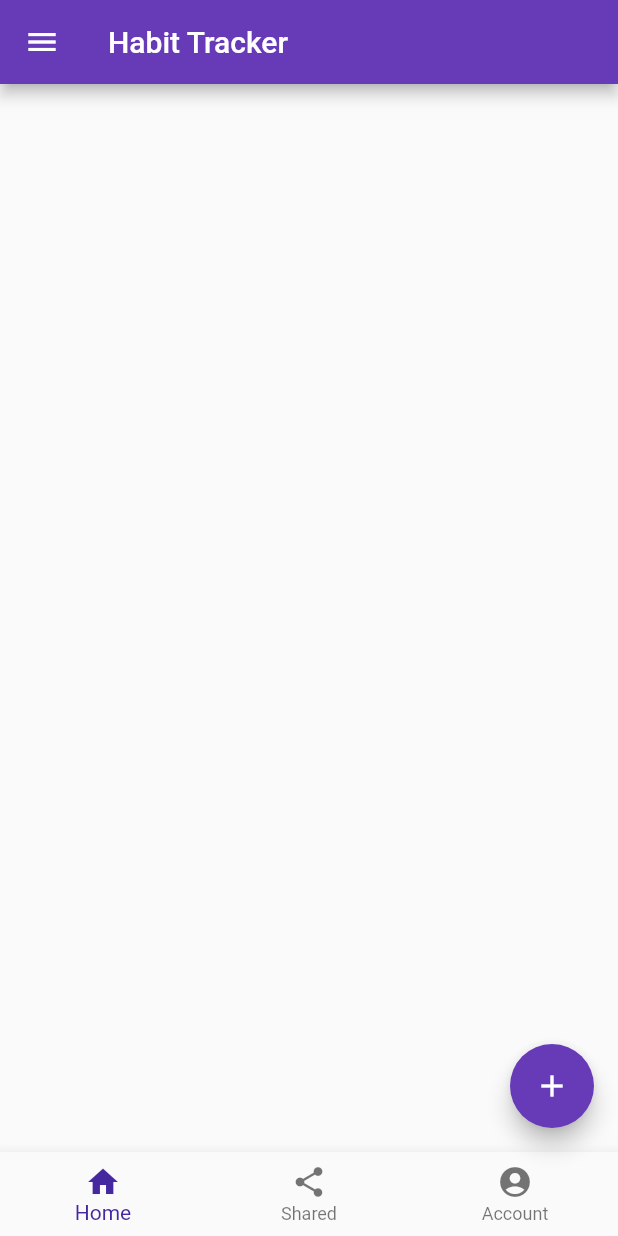
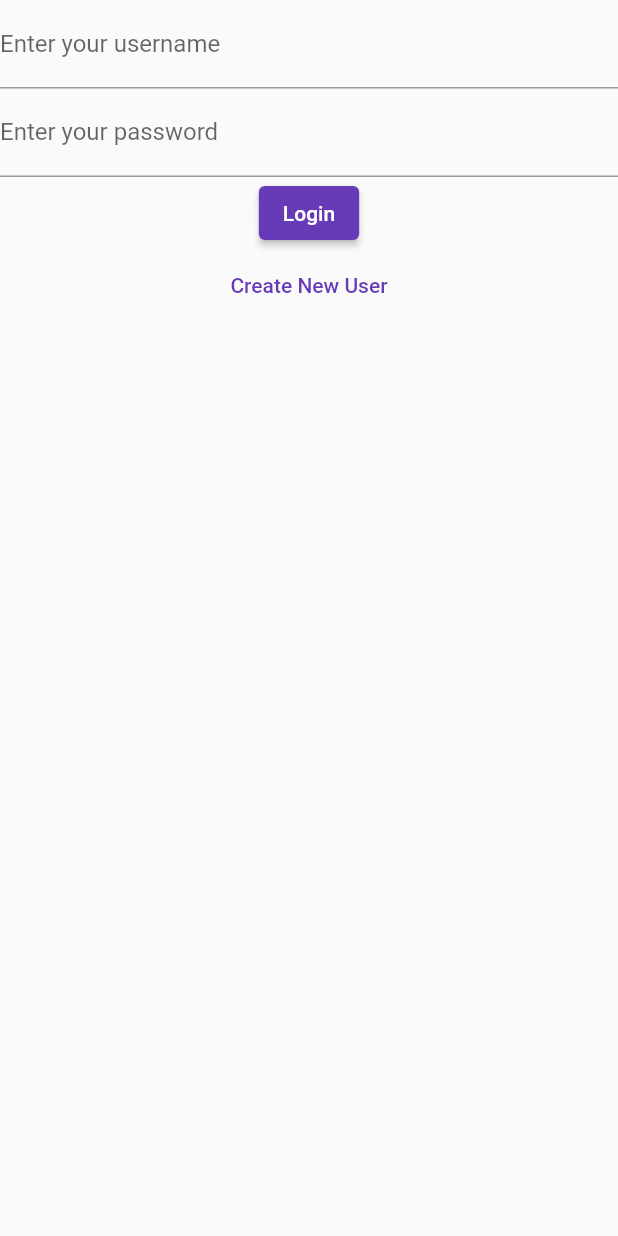
Before and after one commit to Alanthomas-in/HabitHub, a Flutter app: the screen it shows after launch, on a phone screen of 412 x 824 dp. Run offline on Flutter 3.47's test engine with Material 2 defaults, Android fonts, the phone set to English and light mode, and no system bars.

Commit message:
Added login and create user functionality

```diff
--- /dev/null
+++ b/habithub/lib/LoginPage.dart
@@ -0,0 +1,69 @@
+import 'package:flutter/cupertino.dart';
+import 'package:flutter/material.dart';
+
+import 'CreateUserPage.dart';
+import 'MyHomePage.dart';
+
+class LoginPage extends StatefulWidget {
+  @override
+  _LoginPageState createState() => _LoginPageState();
+}
+
+class _LoginPageState extends State<LoginPage> {
+  final _formKey = GlobalKey<FormState>();
+  bool _isLoggedIn = false;
+
+  @override
+  Widget build(BuildContext context) {
+    return Scaffold(
+      // appBar: AppBar(
+      //   title: Text('Login'),
+      // ),
+      body: _isLoggedIn ? MyHomePage() : Form(
+        key: _formKey,
+        child: Column(
+          children: <Widget>[
+            TextFormField(
+              decoration: InputDecoration(labelText: 'Enter your username'),
+              validator: (value) {
+                if (value?.isEmpty ?? true) {
+                  return 'Please enter your username';
+                }
+                return null;
+              },
+            ),
+            TextFormField(
+              decoration: InputDecoration(labelText: 'Enter your password'),
+              obscureText: true,
+              validator: (value) {
+                if (value?.isEmpty ?? true) {
+                  return 'Please enter your password';
+                }
+                return null;
+              },
+            ),
+            ElevatedButton(
+              onPressed: () {
+                if (_formKey.currentState?.validate() ?? false) {
+                  setState(() {
+                    _isLoggedIn = true;
+                  });
+                }
+              },
+              child: Text('Login'),
+            ),
+            TextButton(
+              onPressed: () {
+                Navigator.push(
+                  context,
+                  MaterialPageRoute(builder: (context) => CreateUserPage()),
+                );
+              },
+              child: Text('Create New User'),
+            ),
+          ],
+        ),
+      ),
+    );
+  }
+}
--- a/habithub/lib/main.dart
+++ b/habithub/lib/main.dart
@@ -1,5 +1,7 @@
 import 'package:flutter/material.dart';
 
+import 'CreateUserPage.dart';
+import 'LoginPage.dart';
 import 'MyHomePage.dart';
 
 void main() {
@@ -16,7 +18,7 @@ class MyApp extends StatelessWidget {
       theme: ThemeData(
         primarySwatch: Colors.deepPurple,
       ),
-      home: const MyHomePage(),
+      home: LoginPage(),
     );
   }
 }
```
Also changed, not shown: habithub/lib/CreateUserPage.dart (added, +32 -0 lines).
